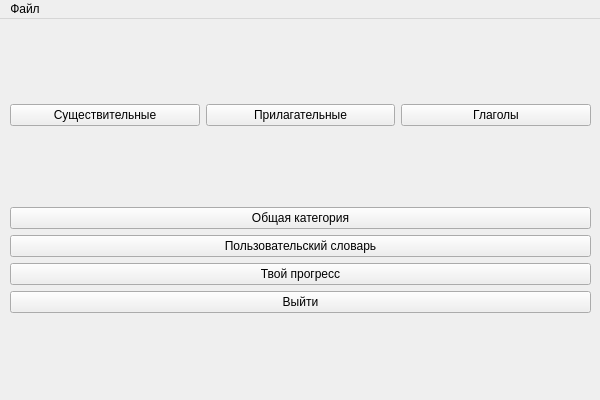
timowka0304/Word-Flow, file Word-Flow/mainmenu.ui: the form before one commit.
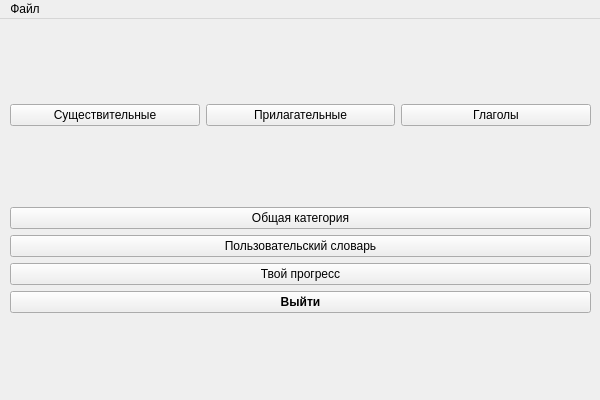
The form after the commit.

Commit message: Added bold-font in MainMenu

Diff of the .ui file:
```diff
--- a/Word-Flow/mainmenu.ui
+++ b/Word-Flow/mainmenu.ui
@@ -74,6 +74,12 @@
        </item>
        <item>
         <widget class="QPushButton" name="exit_button">
+         <property name="font">
+          <font>
+           <weight>75</weight>
+           <bold>true</bold>
+          </font>
+         </property>
          <property name="text">
           <string>Выйти</string>
          </property>
```
Left out of the diff: 2 changed lines with no effect on the pictures. The commit also changes 1 other file.
